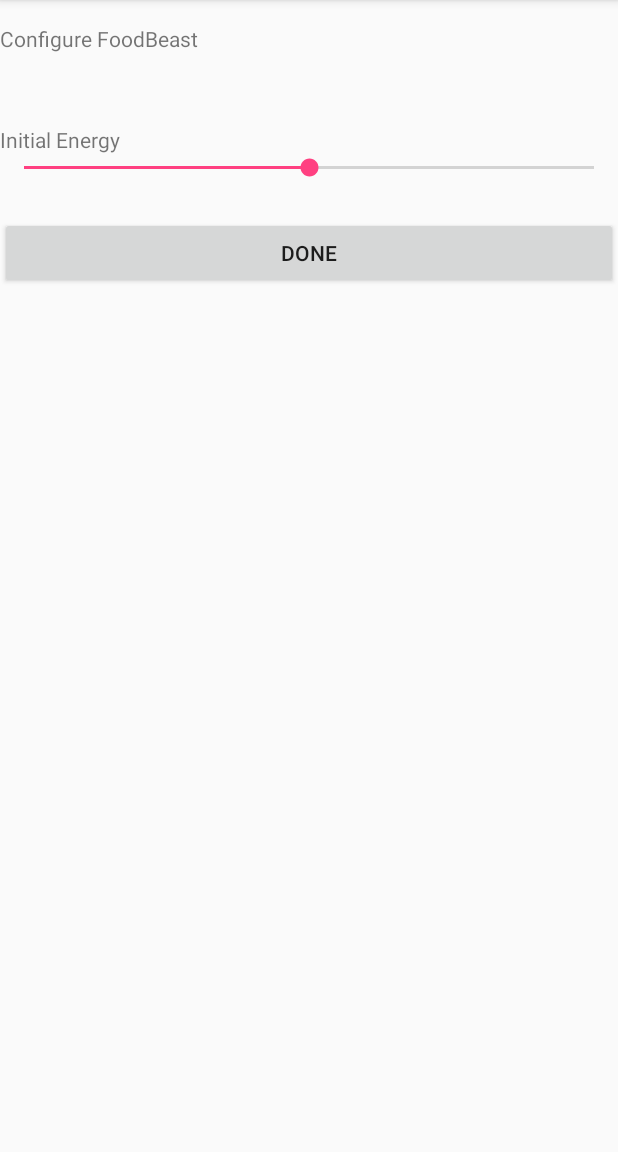
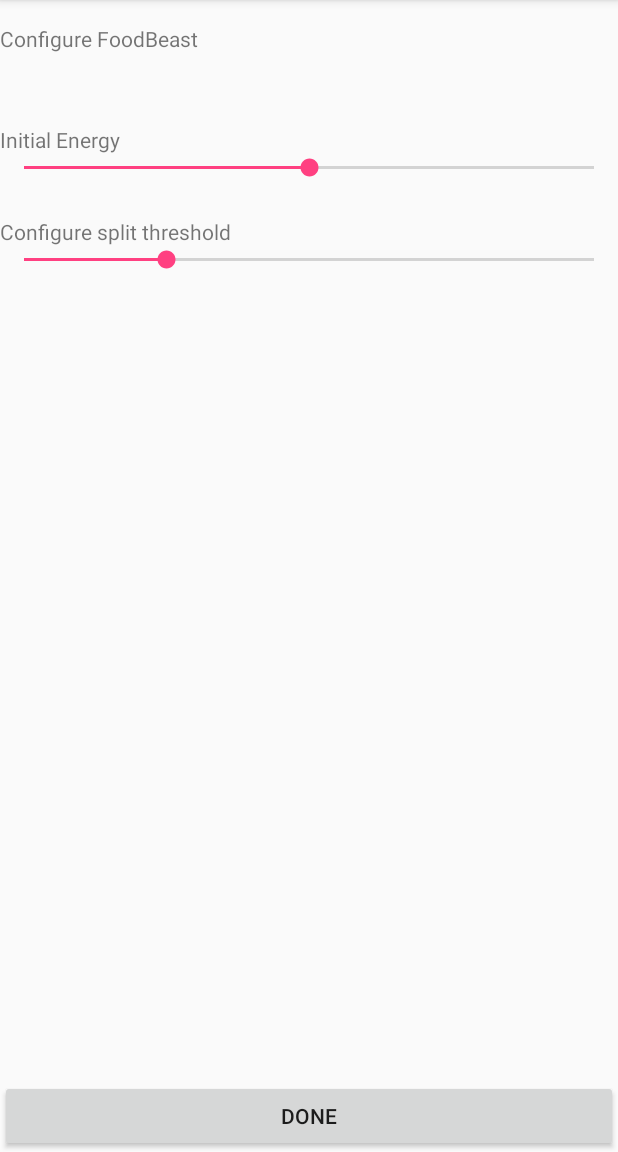
Before and after one commit to gavinB-orange/SwarmThing, an Android app: the ConfigureFoodBeast screen opened directly, with no data from a screen before it, on a phone screen of 412 x 824 dp, the part 84-1236 px from its top. Run offline under Robolectric (Android 15) with nearby library versions, the phone set to English and light mode, and no system bars.

Commit message:
refactor key names

```diff
--- a/app/src/main/java/com/example/brebner/swarmthing/ConfigureFoodBeast.java
+++ b/app/src/main/java/com/example/brebner/swarmthing/ConfigureFoodBeast.java
@@ -20,6 +20,7 @@ public class ConfigureFoodBeast extends AppCompatActivity implements SeekBar.OnS
     public static final int MAX_SPLIT_THRESHOLD = 4000;
 
     private int initenergy;
+    private int split_threshold;
 
     @Override
     protected void onCreate(Bundle savedInstanceState) {
@@ -29,12 +30,18 @@ public class ConfigureFoodBeast extends AppCompatActivity implements SeekBar.OnS
         energySeekBar.setProgress(DEFAULT_INIT_ENERGY * energySeekBar.getMax() / MAX_INIT_ENERGY);
         energySeekBar.setOnSeekBarChangeListener(this);
         initenergy = DEFAULT_INIT_ENERGY;
+        SeekBar splitSeekBar = (SeekBar)findViewById(R.id.configFBSplitSeekBar);
+        splitSeekBar.setProgress(DEFAULT_SPLIT_THRESHOLD * splitSeekBar.getMax() / MAX_SPLIT_THRESHOLD);
+        splitSeekBar.setOnSeekBarChangeListener(this);
+        split_threshold = DEFAULT_SPLIT_THRESHOLD;
+
     }
 
     public void reportFBConfigData(View view) {
         SharedPreferences sharedPreferences = PreferenceManager.getDefaultSharedPreferences(this);
         SharedPreferences.Editor editor = sharedPreferences.edit();
-        editor.putInt(getString(R.string.fb_init_energy), initenergy);
+        editor.putInt(getString(R.string.fb_init_energy_key), initenergy);
+        editor.putInt(getString(R.string.fb_split_threshold_key), split_threshold);
         editor.commit();
         Log.w(TAG, "reportFBConfigData: set FB init energy to " + initenergy);
         Intent intent = new Intent(this, MainActivity.class);
--- a/app/src/main/java/com/example/brebner/swarmthing/EndActivity.java
+++ b/app/src/main/java/com/example/brebner/swarmthing/EndActivity.java
@@ -14,8 +14,8 @@ public class EndActivity extends AppCompatActivity {
         super.onCreate(savedInstanceState);
         setContentView(R.layout.activity_end);
         Intent intent = getIntent();
-        int nfb = intent.getIntExtra(getString(R.string.final_fb_value), 0);
-        int ngb = intent.getIntExtra(getString(R.string.final_gb_value), 0);
+        int nfb = intent.getIntExtra(getString(R.string.final_fb_value_key), 0);
+        int ngb = intent.getIntExtra(getString(R.string.final_gb_value_key), 0);
         TextView fbTextView = findViewById(R.id.nFBResultTextView);
         TextView gbTextView = findViewById(R.id.nGBTextView);
         fbTextView.setText("" + nfb);
--- a/app/src/main/java/com/example/brebner/swarmthing/FoodBeast.java
+++ b/app/src/main/java/com/example/brebner/swarmthing/FoodBeast.java
@@ -43,8 +43,8 @@ public class FoodBeast extends Beast {
         }
         splitValue = 0;
         SharedPreferences sharedPreferences = PreferenceManager.getDefaultSharedPreferences(context);
-        init_energy = sharedPreferences.getInt(context.getString(R.string.fb_init_energy), ConfigureFoodBeast.DEFAULT_INIT_ENERGY);
-        split_threshold = sharedPreferences.getInt(context.getString(R.string.fb_split_threshold), ConfigureFoodBeast.DEFAULT_SPLIT_THRESHOLD);
+        init_energy = sharedPreferences.getInt(context.getString(R.string.fb_init_energy_key), ConfigureFoodBeast.DEFAULT_INIT_ENERGY);
+        split_threshold = sharedPreferences.getInt(context.getString(R.string.fb_split_threshold_key), ConfigureFoodBeast.DEFAULT_SPLIT_THRESHOLD);
         Log.w(TAG, "FoodBeast: init_energy set to " + init_energy);
         Log.w(TAG, "FoodBeast: split_threshold set to " + split_threshold);
     }
--- a/app/src/main/java/com/example/brebner/swarmthing/GrazingBeast.java
+++ b/app/src/main/java/com/example/brebner/swarmthing/GrazingBeast.java
@@ -42,8 +42,8 @@ public class GrazingBeast extends Beast {
             bitmaps = bitmapcache;
         }
         SharedPreferences sharedPreferences = PreferenceManager.getDefaultSharedPreferences(context);
-        init_energy = sharedPreferences.getInt(context.getString(R.string.gb_init_energy), ConfigureGrazingBeastActivity.DEFAULT_INIT_ENERGY);
-        split_threshold = sharedPreferences.getInt(context.getString(R.string.gb_split_threshold), ConfigureGrazingBeastActivity.DEFAULT_SPLIT_THRESHOLD);
+        init_energy = sharedPreferences.getInt(context.getString(R.string.gb_init_energy_key), ConfigureGrazingBeastActivity.DEFAULT_INIT_ENERGY);
+        split_threshold = sharedPreferences.getInt(context.getString(R.string.gb_split_threshold_key), ConfigureGrazingBeastActivity.DEFAULT_SPLIT_THRESHOLD);
         Log.w(TAG, "GrazingBeast: init_energy = " + init_energy, null);
         Log.w(TAG, "GrazingBeast: split_threshold = " + split_threshold, null);
     }
--- a/app/src/main/java/com/example/brebner/swarmthing/MainActivity.java
+++ b/app/src/main/java/com/example/brebner/swarmthing/MainActivity.java
@@ -1,8 +1,5 @@
 package com.example.brebner.swarmthing;
 
-// TODO age and nbeasts from config_other need to be connected
-// TODO Complete implementation of config selections - split thresholds missing today
-// TODO Connect up config info for GrazingBeast and main preferences.
 // TODO EndActivity needs to show params used.
 // TODO Capture time sequence of beast numbers and graph at end.
 // TODO restart button in EndActivity
--- a/app/src/main/java/com/example/brebner/swarmthing/SwarmPlaygroundView.java
+++ b/app/src/main/java/com/example/brebner/swarmthing/SwarmPlaygroundView.java
@@ -114,8 +114,8 @@ public class SwarmPlaygroundView extends SurfaceView implements Runnable {
         }
         if (started && ((nFB == 0) || (nFB == beasts.size()))) {
             Intent intent = new Intent(context, EndActivity.class);
-            intent.putExtra(context.getString(R.string.final_fb_value), nFB);
-            intent.putExtra(context.getString(R.string.final_gb_value), beasts.size() - nFB);
+            intent.putExtra(context.getString(R.string.final_fb_value_key), nFB);
+            intent.putExtra(context.getString(R.string.final_gb_value_key), beasts.size() - nFB);
             context.startActivity(intent);
         }
     }
--- a/app/src/main/res/layout/activity_configure_food_beast.xml
+++ b/app/src/main/res/layout/activity_configure_food_beast.xml
@@ -34,6 +34,25 @@
             android:layout_width="match_parent"
             android:layout_height="wrap_content"
             android:layout_weight="1" />
+
+    </LinearLayout>
+
+    <LinearLayout
+        android:layout_width="match_parent"
+        android:layout_height="match_parent"
+        android:layout_weight="1"
+        android:orientation="vertical">
+
+        <TextView
+            android:id="@+id/configFBSplitTitleTextView"
+            android:layout_width="match_parent"
+            android:layout_height="wrap_content"
+            android:text="@string/config_fb_split_title" />
+
+        <SeekBar
+            android:id="@+id/configFBSplitSeekBar"
+            android:layout_width="match_parent"
+            android:layout_height="wrap_content" />
     </LinearLayout>
 
     <Button
--- a/app/src/main/res/values/strings.xml
+++ b/app/src/main/res/values/strings.xml
@@ -12,21 +12,23 @@
     <string name="done_button">Done</string>
     <string name="whoami_key">com.example.brebner.swarmthing.whoami</string>
     <string name="beast_number_key">com.example.brebner.swarmthing.beast_number_key</string>
-    <string name="fb_init_energy">com.example.brebner.swarmthing.fb_init_energy</string>
-    <string name="gb_init_energy">com.example.brebner.swarmthing.gb_init_energy</string>
-    <string name="gb_split_threshold">com.example.brebner.swarmthing.gb_split_threshold</string>
-    <string name="fb_split_threshold">com.example.brebner.swarmthing.fb_split_threshold</string>
+    <string name="fb_init_energy_key">com.example.brebner.swarmthing.fb_init_energy_key</string>
+    <string name="gb_init_energy_key">com.example.brebner.swarmthing.gb_init_energy_key</string>
     <string name="other_ratio_key">com.example.brebner.swarmthing.other_ratio_key</string>
     <string name="enter_other_ratio">GB/FB ratio </string>
     <string name="endActivityTitle">Game Over</string>
     <string name="number_fb">Number of FB</string>
     <string name="number_gb">Number of GB</string>
-    <string name="final_fb_value">com.example.brebner.swarmthing.final_fb_value_key</string>
-    <string name="final_gb_value">com.example.brebner.swarmthing.final_gb_value_key</string>
+    <string name="final_fb_value_key">com.example.brebner.swarmthing.final_fb_value_key</string>
+    <string name="final_gb_value_key">com.example.brebner.swarmthing.final_gb_value_key</string>
     <string name="start_time_key">com.example.brebner.swarmthing.start_time_key</string>
     <string name="game_duration_title">Game Duration</string>
     <string name="other_config_age_title">Max age of beast</string>
     <string name="other_config_nbeasts_title">Number of beasts</string>
     <string name="other_maxage_key">com.example.brebner.swarmthing.maxage_key</string>
     <string name="other_nbeasts_key">com.example.brebner.swarmthing.nbeasts_key</string>
+    <string name="config_fb_split_title">Configure split threshold</string>
+    <string name="config_gb_split_title">Configure split threshold</string>
+    <string name="fb_split_threshold_key">com.example.brebner.swarmthing.fb_split_threshold_key</string>
+    <string name="gb_split_threshold_key">com.example.brebner.swarmthing.gb_split_threshold_key</string>
 </resources>
```
Also changed, not shown: app/src/main/java/com/example/brebner/swarmthing/ConfigureGrazingBeastActivity.java (+9 -1 lines), app/src/main/res/layout/activity_configure_grazing_beast.xml (+18 -0 lines).
